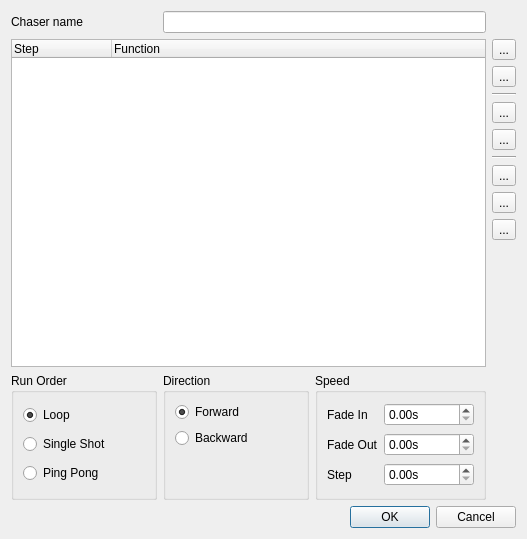
Bondzio/qlc, file trunk/ui/src/chasereditor.ui: the form before one commit.
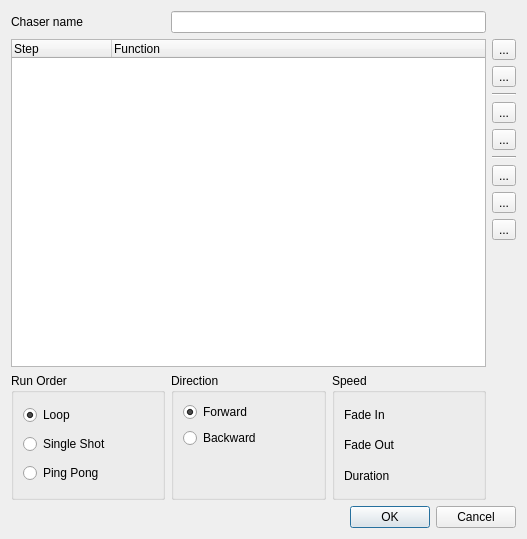
The form after the commit. Icons and pictures are not drawn.

```diff
--- a/trunk/ui/src/chasereditor.ui
+++ b/trunk/ui/src/chasereditor.ui
@@ -330,19 +330,6 @@
         </property>
        </widget>
       </item>
-      <item row="0" column="1">
-       <widget class="QDoubleSpinBox" name="m_fadeInSpin">
-        <property name="suffix">
-         <string>s</string>
-        </property>
-        <property name="maximum">
-         <double>999999.989999999990687</double>
-        </property>
-        <property name="singleStep">
-         <double>0.100000000000000</double>
-        </property>
-       </widget>
-      </item>
       <item row="1" column="0">
        <widget class="QLabel" name="label_2">
         <property name="text">
@@ -350,41 +337,21 @@
         </property>
        </widget>
       </item>
-      <item row="1" column="1">
-       <widget class="QDoubleSpinBox" name="m_fadeOutSpin">
-        <property name="suffix">
-         <string>s</string>
-        </property>
-        <property name="maximum">
-         <double>999999.989999999990687</double>
-        </property>
-        <property name="singleStep">
-         <double>0.100000000000000</double>
-        </property>
-       </widget>
-      </item>
       <item row="2" column="0">
        <widget class="QLabel" name="label_4">
         <property name="text">
-         <string>Step</string>
+         <string>Duration</string>
         </property>
        </widget>
       </item>
+      <item row="0" column="1">
+       <widget class="QWidget" name="m_fadeInContainer" native="true"/>
+      </item>
+      <item row="1" column="1">
+       <widget class="QWidget" name="m_fadeOutContainer" native="true"/>
+      </item>
       <item row="2" column="1">
-       <widget class="QDoubleSpinBox" name="m_patternSpin">
-        <property name="suffix">
-         <string>s</string>
-        </property>
-        <property name="maximum">
-         <double>999999.989999999990687</double>
-        </property>
-        <property name="singleStep">
-         <double>0.100000000000000</double>
-        </property>
-        <property name="value">
-         <double>0.000000000000000</double>
-        </property>
-       </widget>
+       <widget class="QWidget" name="m_durationContainer" native="true"/>
       </item>
      </layout>
     </widget>
```
Left out of the diff: 6 changed lines with no effect on the pictures.
